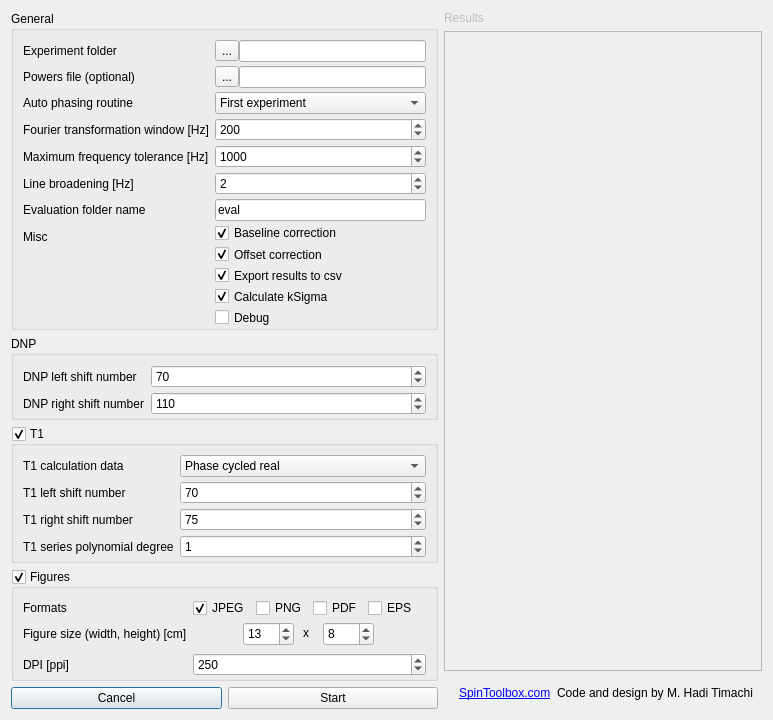
haditim/DNPy, file ui/DNPyUI.ui: the form before one commit.
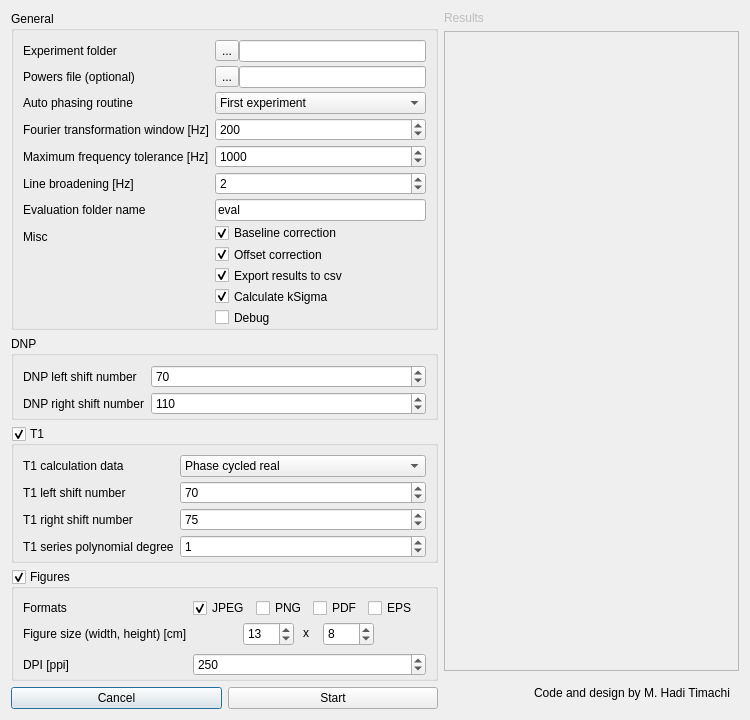
The form after the commit. Icons and pictures are not drawn.

Commit message: Fixed some UI problems in Windows.

```diff
--- a/ui/DNPyUI.ui
+++ b/ui/DNPyUI.ui
@@ -6,8 +6,8 @@
    <rect>
     <x>0</x>
     <y>0</y>
-    <width>700</width>
-    <height>600</height>
+    <width>750</width>
+    <height>650</height>
    </rect>
   </property>
   <property name="sizePolicy">
@@ -713,14 +713,14 @@
           <item>
            <widget class="QLabel" name="label_4">
             <property name="text">
-             <string>&lt;html&gt;&lt;head/&gt;&lt;body&gt;&lt;p&gt;&lt;img src=&quot;ui/logo_red_shade_nostroke_120_small.png&quot;/&gt;&lt;/p&gt;&lt;/body&gt;&lt;/html&gt;</string>
+             <string/>
             </property>
            </widget>
           </item>
           <item>
            <widget class="QLabel" name="label_5">
             <property name="text">
-             <string>&lt;html&gt;&lt;head/&gt;&lt;body&gt;&lt;p&gt;&lt;a href=&quot;http://www.spintoolbox.com/&quot;&gt;&lt;span style=&quot; text-decoration: underline; color:#0000ff;&quot;&gt;SpinToolbox.com&lt;/span&gt;&lt;/a&gt;&lt;/p&gt;&lt;/body&gt;&lt;/html&gt;</string>
+             <string/>
             </property>
            </widget>
           </item>
```
The commit also changes 2 other files.
